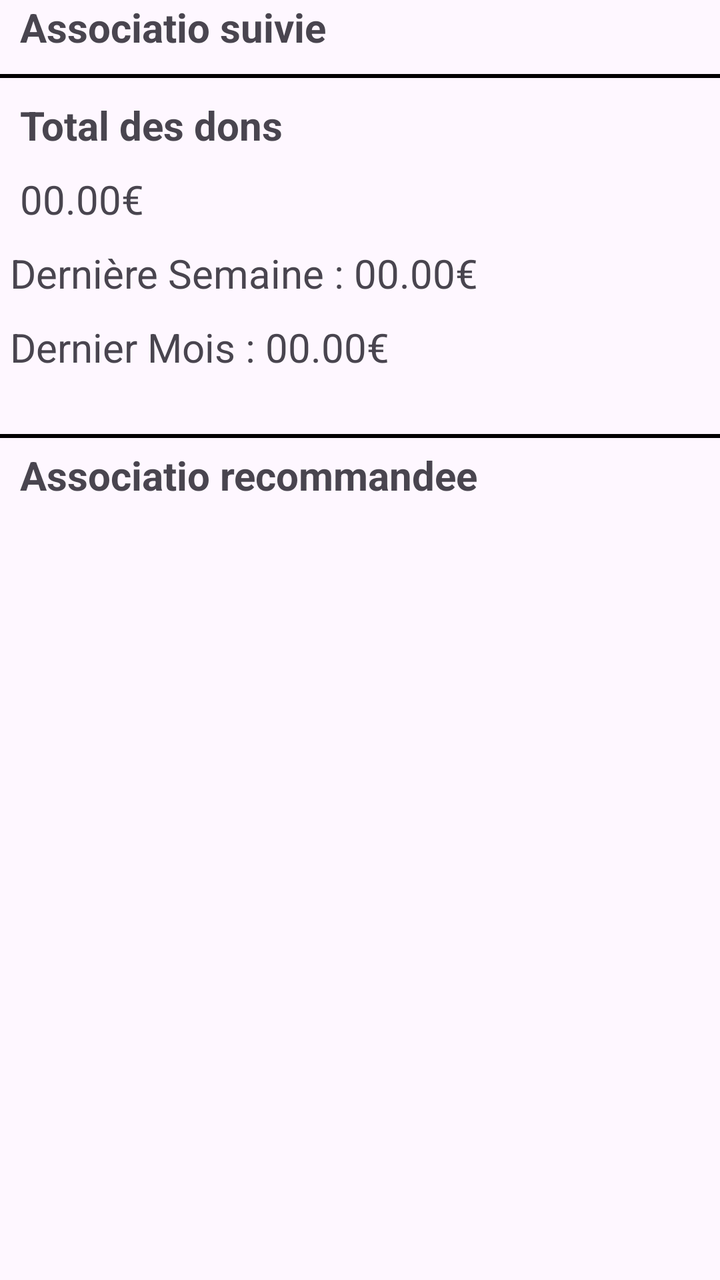
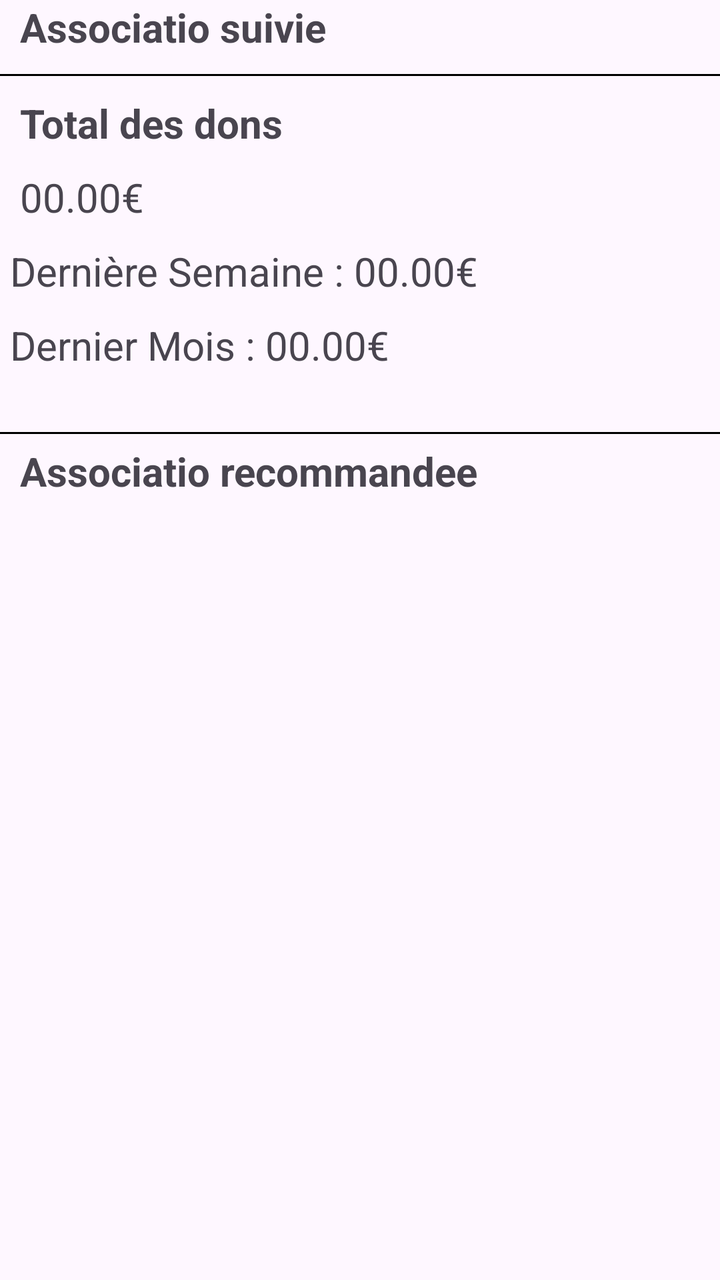

Two renders of the same Android screen: before a commit and after it. Below are the layout's source before the change and the commit's diff.
<!-- AndroidManifest.xml: application theme Theme.NewAgapiVERSION311CLEAN -->
<!-- res/layout/fragment_admin_association.xml -->
<androidx.constraintlayout.widget.ConstraintLayout xmlns:android="http://schemas.android.com/apk/res/android"
    xmlns:tools="http://schemas.android.com/tools"
    android:layout_width="match_parent"
    android:layout_height="match_parent"
    xmlns:app="http://schemas.android.com/apk/res-auto"
    tools:context="fragments.AdminFragmentProfil">

    <TextView
        android:layout_width="wrap_content"
        android:layout_height="wrap_content"
        android:text="Associatio suivie"
        android:textStyle="bold"
        android:textSize="20dp"
        app:layout_constraintTop_toTopOf="parent"
        app:layout_constraintStart_toStartOf="parent"
        android:layout_marginStart="10dp"
        android:id="@+id/textViewAssociationSuivie"
        />

    <androidx.recyclerview.widget.RecyclerView
        android:layout_width="match_parent"
        android:layout_height="wrap_content"
        android:id="@+id/listeAssociationSuivie"
        app:layout_constraintStart_toStartOf="parent"
        app:layout_constraintTop_toBottomOf="@id/textViewAssociationSuivie"
        android:layout_marginStart="5dp"
        />

    <View
        android:id="@+id/barAssociationSuivie"
        android:layout_width="match_parent"
        android:layout_height="2dp"
        app:layout_constraintTop_toBottomOf="@id/listeAssociationSuivie"
        android:background="@color/text_svg_main_color"
        android:layout_marginTop="10dp"
        />

    <TextView
        android:id="@+id/TitleDon"
        android:layout_width="wrap_content"
        android:layout_height="wrap_content"
        android:text="Total des dons"
        app:layout_constraintTop_toBottomOf="@+id/barAssociationSuivie"
        app:layout_constraintStart_toStartOf="parent"
        android:layout_marginStart="10dp"
        android:layout_marginTop="10dp"
        android:textSize="20dp"
        android:textStyle="bold"
        />

    <TextView
        android:id="@+id/montantTotal"
        android:layout_width="wrap_content"
        android:layout_height="wrap_content"
        android:textSize="20dp"
        android:layout_marginTop="10dp"
        android:text="00.00€"
        app:layout_constraintStart_toStartOf="@+id/TitleDon"
        app:layout_constraintTop_toBottomOf="@+id/TitleDon" />

    <TextView
        android:id="@+id/DonParAssociationText1"
        android:layout_width="wrap_content"
        android:layout_height="wrap_content"
        android:text=" Dernière Semaine : 00.00€ "
        android:textSize="20dp"
        android:layout_marginTop="10dp"
        app:layout_constraintStart_toStartOf="parent"
        app:layout_constraintTop_toBottomOf="@+id/montantTotal" />

    <TextView
        android:id="@+id/DonParAssociationText2"
        android:layout_width="wrap_content"
        android:layout_height="wrap_content"
        android:text=" Dernier Mois : 00.00€"
        android:layout_marginTop="10dp"
        android:textSize="20dp"

        app:layout_constraintStart_toStartOf="@+id/DonParAssociationText1"
        app:layout_constraintTop_toBottomOf="@+id/DonParAssociationText1" />



    <View
        android:id="@+id/barTotalDesDons"
        android:layout_width="match_parent"
        android:layout_height="2dp"
        app:layout_constraintTop_toBottomOf="@id/DonParAssociationText2"
        android:background="@color/text_svg_main_color"
        android:layout_marginTop="30dp"
        />


    <TextView
        android:id="@+id/textViewAssociationRecommandee"
        android:layout_width="wrap_content"
        android:layout_height="wrap_content"
        android:layout_marginStart="10dp"
        android:text="Associatio recommandee"
        android:textSize="20dp"
        android:textStyle="bold"
        app:layout_constraintStart_toStartOf="parent"
        app:layout_constraintTop_toBottomOf="@id/barTotalDesDons"
        android:layout_marginTop="5dp"
        />

    <androidx.recyclerview.widget.RecyclerView
        android:layout_width="match_parent"
        android:layout_height="wrap_content"
        app:layout_constraintTop_toBottomOf="@+id/textViewAssociationRecommandee"
        android:layout_marginStart="5dp" />

</androidx.constraintlayout.widget.ConstraintLayout>
<!-- resources referenced by this layout -->
<resources>
  <color name="text_svg_main_color">#FF000000</color>
  <style name="Theme.NewAgapiVERSION311CLEAN" parent="Base.Theme.NewAgapiVERSION311CLEAN" />
  <style name="Base.Theme.NewAgapiVERSION311CLEAN" parent="Theme.Material3.DayNight.NoActionBar">
          
          
        
      </style>
</resources>

<!-- the commit's change to res/layout/fragment_admin_association.xml (unified diff, before → after) -->
@@ -3,7 +3,9 @@
     android:layout_width="match_parent"
     android:layout_height="match_parent"
     xmlns:app="http://schemas.android.com/apk/res-auto"
-    tools:context="fragments.AdminFragmentProfil">
+    tools:context="fragments.AdminFragmentAssociation"
+
+    >
 
     <TextView
         android:layout_width="wrap_content"
@@ -29,7 +31,7 @@
     <View
         android:id="@+id/barAssociationSuivie"
         android:layout_width="match_parent"
-        android:layout_height="2dp"
+        android:layout_height="1dp"
         app:layout_constraintTop_toBottomOf="@id/listeAssociationSuivie"
         android:background="@color/text_svg_main_color"
         android:layout_marginTop="10dp"
@@ -84,7 +86,7 @@
     <View
         android:id="@+id/barTotalDesDons"
         android:layout_width="match_parent"
-        android:layout_height="2dp"
+        android:layout_height="1dp"
         app:layout_constraintTop_toBottomOf="@id/DonParAssociationText2"
         android:background="@color/text_svg_main_color"
         android:layout_marginTop="30dp"
